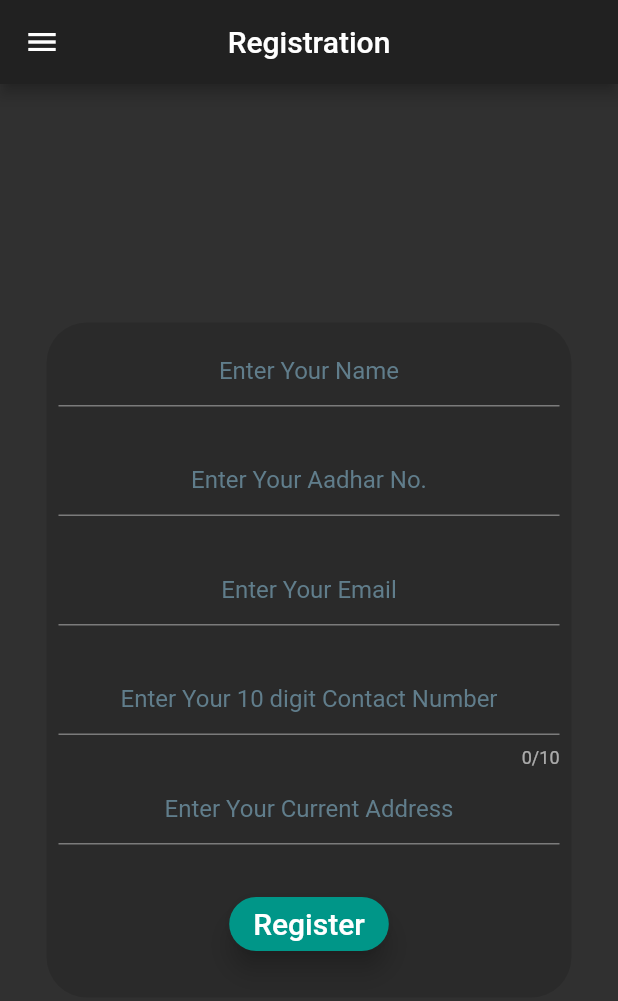
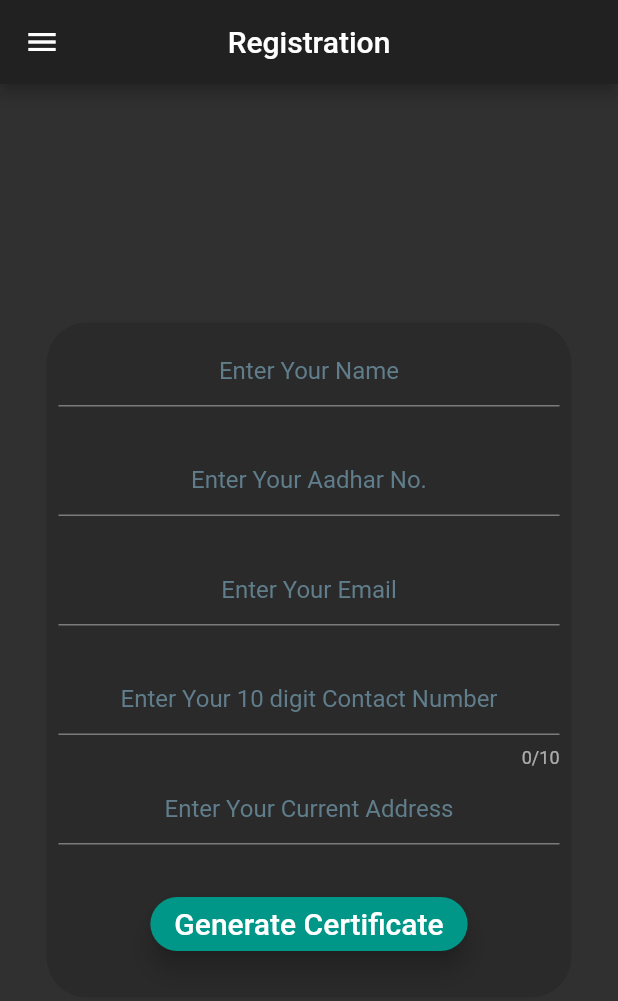
Before and after one commit to abhirup-deb/Hospital_Portal, a Flutter app: the screen it shows after launch, in the side drawer, after a tap on "Register", on a phone screen of 412 x 824 dp. Shown: the top 1001 px of the screen. Run offline on Flutter 3.47's test engine with Material 2 defaults, Android fonts, the phone set to English and light mode, and no system bars; our stand-ins replace flushbar, sqflite; missing offline and left inert: flutter_otp; accounts and stored records are empty.

Commit message:
Simple UI modifications

```diff
--- a/lib/screens/After_verif.dart
+++ b/lib/screens/After_verif.dart
@@ -1,6 +1,6 @@
 import 'package:flutter/cupertino.dart';
 import 'package:flutter/material.dart';
-import 'package:hospital_portal/screens/Homepage.dart';
+import 'package:municipality_portal/screens/Homepage.dart';
 
 class After_verif extends StatefulWidget{
   static const String id = 'After_verif';
--- a/lib/screens/Homepage.dart
+++ b/lib/screens/Homepage.dart
@@ -21,7 +21,7 @@ class _HomepageState extends  State<Homepage>{
         children:  <Widget>[
           DrawerHeader(
             decoration: BoxDecoration(
-              color: Color(0xFF01579B),
+              color: Colors.teal,
             ),
             child: Text(
               'Home',
--- a/lib/screens/Registration.dart
+++ b/lib/screens/Registration.dart
@@ -166,7 +166,7 @@ class _RegistrationState extends  State<Registration>{
                     });
                   }
                 },
-                  child: Text('Register',style: TextStyle(fontSize: 20.0),),color: Colors.teal,elevation: 7.0,shape: RoundedRectangleBorder(borderRadius: BorderRadius.circular(38.0),),),
+                  child: Text('Generate Certificate',style: TextStyle(fontSize: 20.0),),color: Colors.teal,elevation: 7.0,shape: RoundedRectangleBorder(borderRadius: BorderRadius.circular(38.0),),),
               ),
             ],
           ),
```
